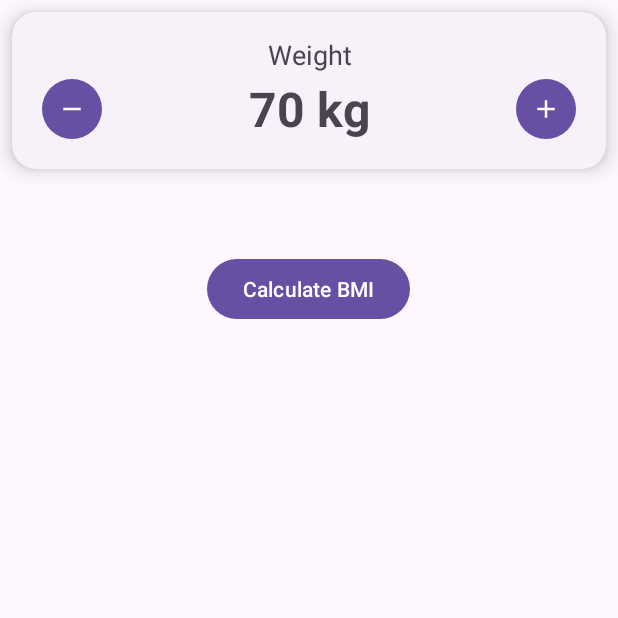
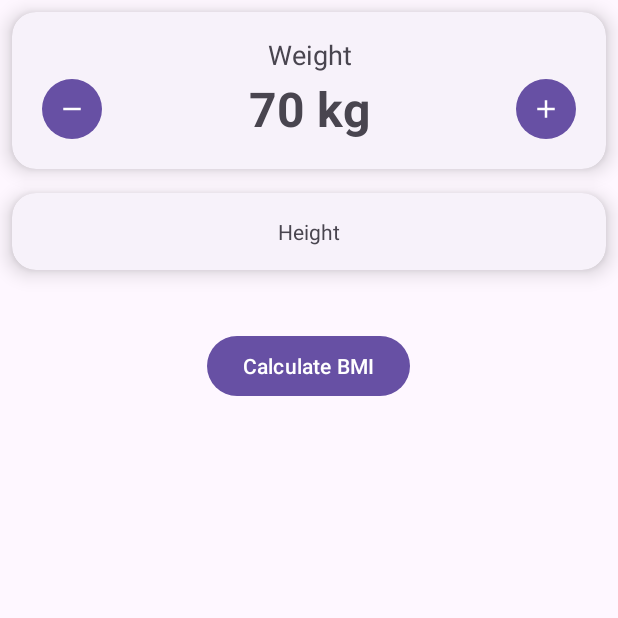
Before and after one commit to Movimentium/Calculadora_IMC_V3, an Android app: the screen it shows after launch (MainActivity), on a phone screen of 412 x 824 dp, the top half of it. Run offline under Robolectric (Android 15) with nearby library versions, the phone set to English and light mode, and no system bars.

Commit message:
WIP activity_main.xml

```diff
--- a/app/src/main/res/layout/activity_main.xml
+++ b/app/src/main/res/layout/activity_main.xml
@@ -60,12 +60,27 @@
 
     <!-- Height -->
     <com.google.android.material.card.MaterialCardView
+        style="?attr/materialCardViewElevatedStyle"
         android:layout_width="match_parent"
         android:layout_height="wrap_content"
         android:layout_margin="8dp"
         app:cardElevation="8dp"
         app:cardCornerRadius="16dp">
+        <LinearLayout
+            android:layout_width="match_parent"
+            android:layout_height="wrap_content"
+            android:orientation="vertical"
+            android:padding="16dp">
 
+            <TextView
+                android:layout_width="match_parent"
+                android:layout_height="wrap_content"
+                android:textAlignment="center"
+
+                android:text="Height">
+
+            </TextView>
+        </LinearLayout>
     </com.google.android.material.card.MaterialCardView>
 
     <Button android:id="@+id/btnCalc"
```
